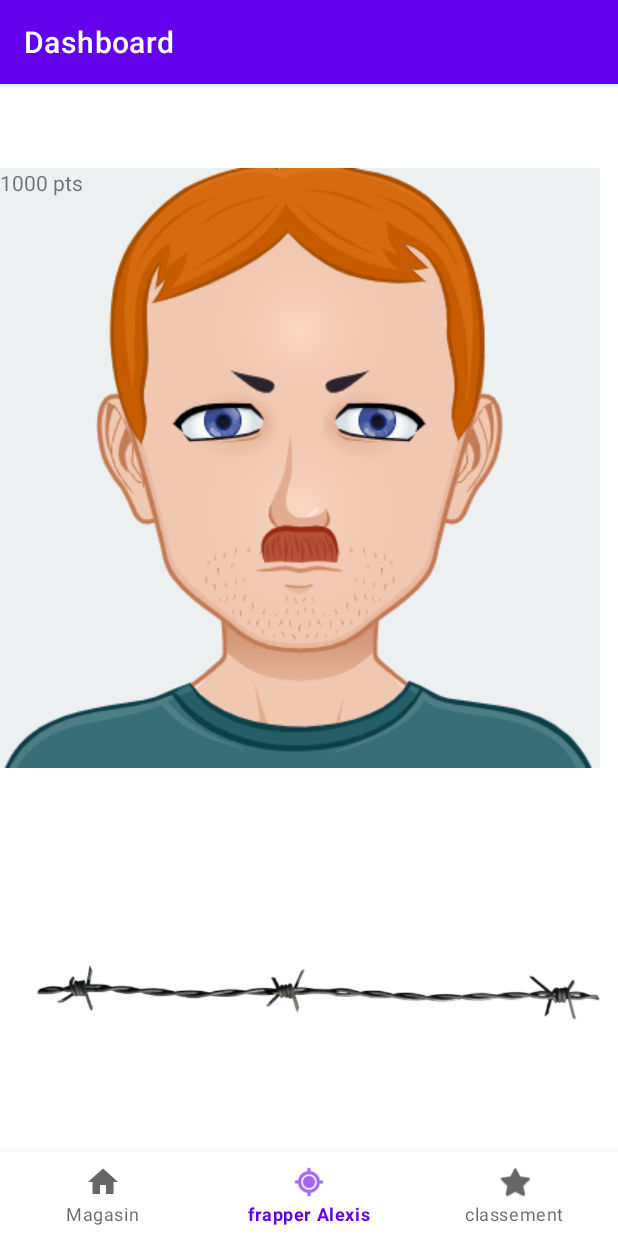
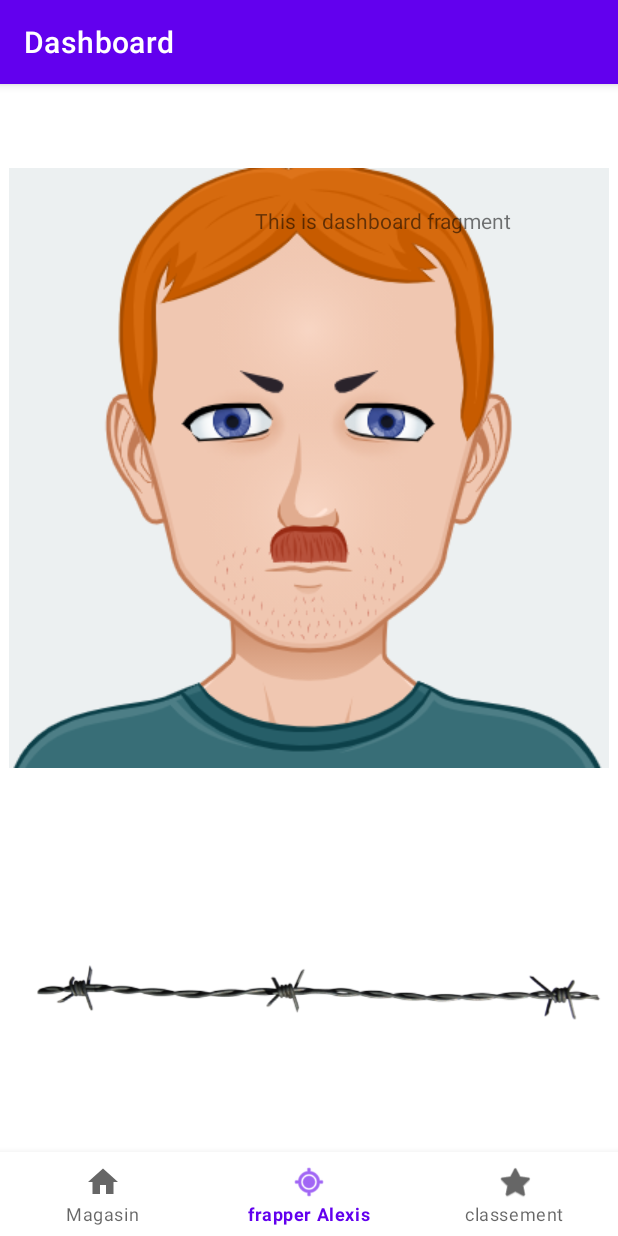
Before and after one commit to julienrobert17/projet-conception-groupe-4, an Android app: the DashboardFragment screen opened through its navigation route, on a phone screen of 412 x 824 dp. Run offline under Robolectric (Android 15) with nearby library versions, the phone set to English and light mode, and no system bars; our stand-ins replace navigation-ui.

Commit message:
Update fragment_dashboard.xml

```diff
--- a/AlClicker/app/src/main/res/layout/fragment_dashboard.xml
+++ b/AlClicker/app/src/main/res/layout/fragment_dashboard.xml
@@ -6,34 +6,30 @@
     android:layout_height="match_parent"
     tools:context=".ui.dashboard.DashboardFragment">
 
+    <ImageView
+        android:id="@+id/imageAlexis"
+        android:layout_width="wrap_content"
+        android:layout_height="wrap_content"
+        android:src="@drawable/myavatar_1"
+        app:layout_constraintEnd_toEndOf="parent"
+        app:layout_constraintStart_toStartOf="parent"
+        tools:layout_editor_absoluteY="139dp"
+        tools:ignore="MissingConstraints" />
+
+
+
+
+
     <TextView
-        android:id="@+id/text_dashboard"
-        android:layout_width="match_parent"
+        android:id="@+id/scoreView"
+        android:layout_width="wrap_content"
         android:layout_height="wrap_content"
-        android:layout_marginStart="8dp"
-        android:layout_marginTop="8dp"
-        android:layout_marginEnd="8dp"
-        android:textAlignment="center"
-        android:textSize="20sp"
-        app:layout_constraintBottom_toBottomOf="parent"
-        app:layout_constraintEnd_toEndOf="parent"
+        android:layout_marginStart="170dp"
+        android:layout_marginLeft="170dp"
+        android:layout_marginTop="25dp"
+        android:text="1000 pts"
         app:layout_constraintStart_toStartOf="parent"
         app:layout_constraintTop_toTopOf="parent" />
 
-    <ImageView
-        android:id="@+id/imageView2"
-        android:layout_width="wrap_content"
-        android:layout_height="wrap_content"
-        android:src="@drawable/myavatar_1"
-        tools:layout_editor_absoluteX="3dp"
-        tools:layout_editor_absoluteY="139dp" />
-
-    <TextView
-        android:id="@+id/textView"
-        android:layout_width="wrap_content"
-        android:layout_height="wrap_content"
-        android:text="1000 pts"
-        tools:layout_editor_absoluteX="167dp"
-        tools:layout_editor_absoluteY="65dp" />
 
 </androidx.constraintlayout.widget.ConstraintLayout>
```
